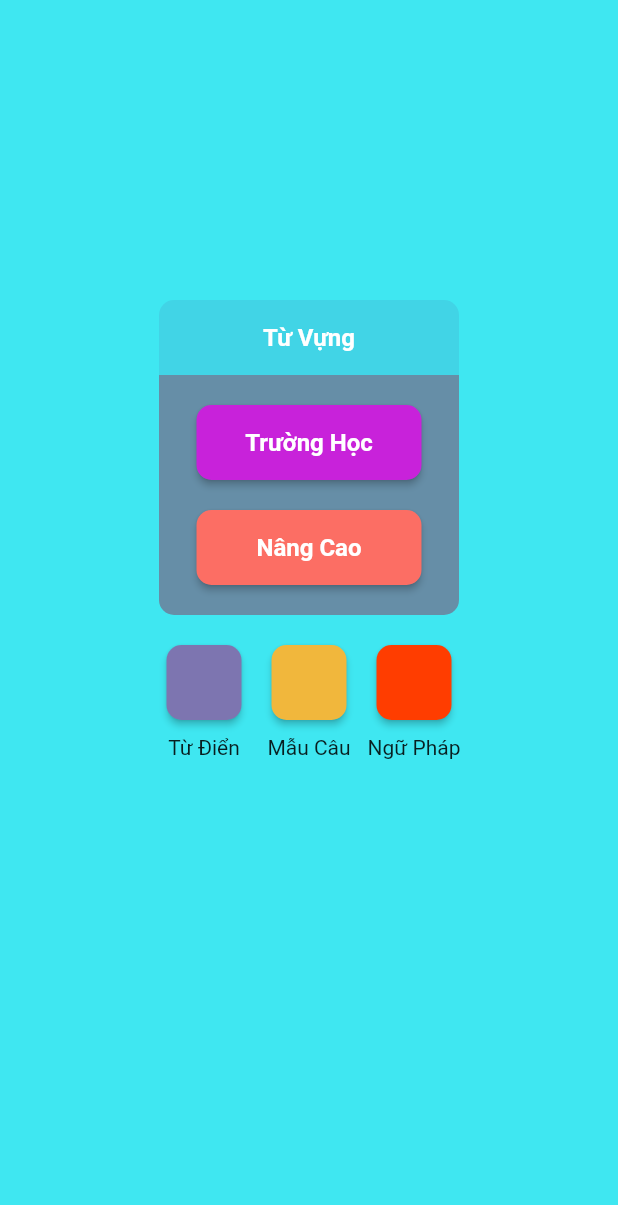
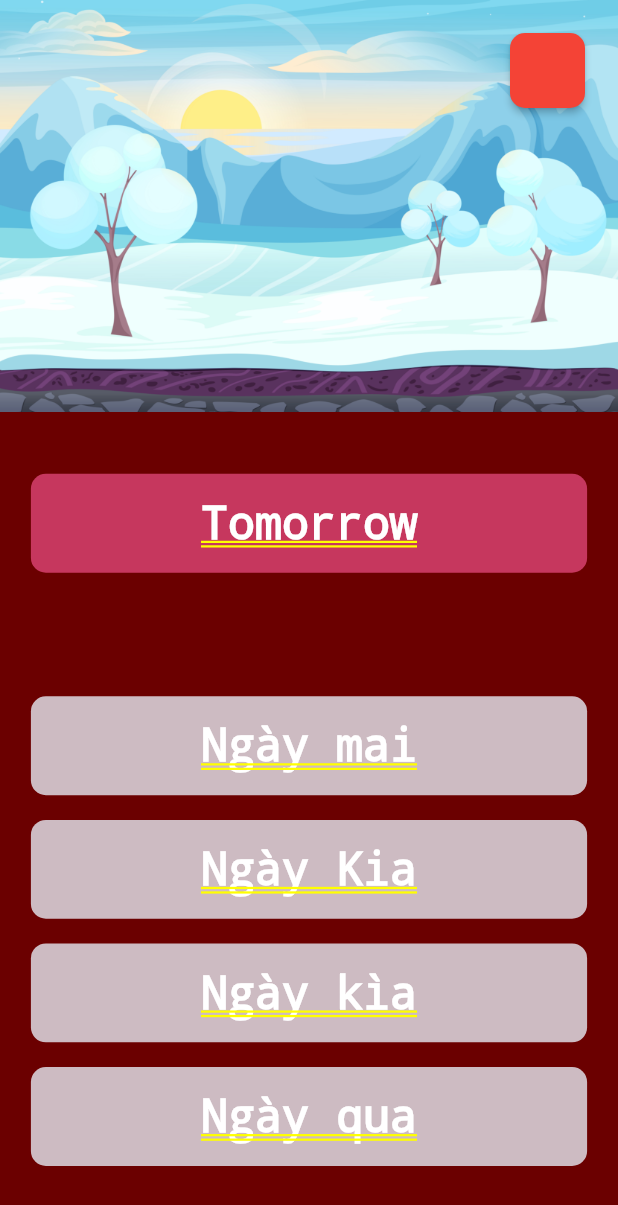
Before and after one commit to truonganhhoang/INT3120-2-2020, a Flutter app: the ManChoi screen opened directly, after a tap on "Chơi Game", on a phone screen of 412 x 824 dp. Shown: the top 1205 px of the screen. Run offline on Flutter 3.47's test engine with Material 2 defaults, Android fonts, the phone set to English and light mode, and no system bars; our stand-ins replace cloud_firestore, firebase_core; accounts and stored records are empty.

Commit message:
Thêm giao diện cũng như tương tác cho vocabulary game

```diff
--- a/21/bucha_app/lib/Man.dart
+++ b/21/bucha_app/lib/Man.dart
@@ -1,5 +1,6 @@
 import 'dart:convert';
 
+import 'package:bucha_app/VocabularyGame.dart';
 import 'package:bucha_app/widgets/options/OptionClass.dart';
 
 import 'package:flutter/material.dart';
@@ -131,7 +132,7 @@ class _ManChoiState extends State<ManChoi> {
                         Navigator.push(
                             context,
                             new MaterialPageRoute(
-                                builder: (context) => HomePage()));
+                                builder: (context) => vocabulary_game()));
                       },
                       child: Text(
                         "Chơi Game",
--- /dev/null
+++ b/21/bucha_app/lib/VocabularyGame.dart
@@ -0,0 +1,194 @@
+import 'package:bucha_app/VocabularyQuestion.dart';
+import 'package:flutter/material.dart';
+import 'constants.dart';
+
+class vocabulary_game extends StatefulWidget {
+  @override
+  _vocabulary_gameState createState() => _vocabulary_gameState();
+}
+
+class _vocabulary_gameState extends State<vocabulary_game> {
+  var counter = 0;
+
+  List qText = [
+    VocabularyQuestion("Tomorow", "aaa", "bbb", "ccc", "ddd", "a"),
+    VocabularyQuestion("Tomorow", "aaa", "bbb", "ccc", "ddd", "a"),
+    VocabularyQuestion("Tomorow", "aaa", "bbb", "ccc", "ddd", "a"),
+    VocabularyQuestion("Tomorow", "aaa", "bbb", "ccc", "ddd", "a"),
+    VocabularyQuestion("Tomorow", "aaa", "bbb", "ccc", "ddd", "a"),
+  ];
+
+  @override
+  Widget build(BuildContext context) {
+    return Container(
+      child: Column(
+        children: [
+          Expanded(
+            flex: 1,
+            child: Stack(
+              alignment: Alignment.topRight,
+              fit: StackFit.expand,
+              children: [
+                Container(
+                  decoration: BoxDecoration(
+                      image: DecorationImage(
+                        image: AssetImage("assets/background.jpg"),
+                        fit: BoxFit.cover,
+                      )),
+                ),
+                Positioned(
+                  top: 2,
+                  right: 2,
+                  child: Container(
+                    width: 50.0,
+                    height: 50.0,
+                    margin: const EdgeInsets.only(top: 20,right: 20),
+                    child: RaisedButton(
+                      onPressed: () {
+                        Navigator.pop(context);
+                      },
+                      shape: new RoundedRectangleBorder(
+                          borderRadius: BorderRadius.circular(10.0)),
+                      color: Colors.red,
+                    ),
+                  ),
+                )
+              ],
+            ),
+          ),
+          Expanded(
+            flex: 2,
+            child: Container(
+              width: height(context),
+              decoration: BoxDecoration(
+                color: Color(0xff6B0000),
+              ),
+              child: Column(
+                children: [
+                  SizedBox(
+                    height: height(context) * 0.05,
+                  ),
+                  Container(
+                    width: width(context) * 0.9,
+                    height: height(context) * 0.08,
+                    decoration: BoxDecoration(
+                        color: Color(0xffC6375E),
+                        borderRadius: BorderRadius.circular(10.0)),
+                    child: Container(
+                      child: Center(
+                        child: Text(
+                          "Tomorrow",
+                          style: TextStyle(
+                            fontSize: 30.0,
+                            fontStyle: FontStyle.normal,
+                            fontWeight: FontWeight.bold,
+                            color: Colors.white,
+                          ),
+                        ),
+                      ),
+                    ),
+                  ),
+                  SizedBox(
+                    height: height(context) * 0.1,
+                  ),
+                  Container(
+                      width: width(context) * 0.9,
+                      height: height(context) * 0.08,
+                      decoration: BoxDecoration(
+                          color: Color(0xffCDBBC2),
+                          borderRadius: BorderRadius.circular(10.0)),
+                      child: Container(
+                        child: Center(
+                          child: Text(
+                            "Ngày mai",
+                            style: TextStyle(
+                              fontSize: 30.0,
+                              fontStyle: FontStyle.normal,
+                              fontWeight: FontWeight.bold,
+                              color: Colors.white,
+                            ),
+                          ),
+                        ),
+                      ),
+                  ),
+                  SizedBox(
+                    height: height(context) * 0.02,
+                  ),
+                  Container(
+                      width: width(context) * 0.9,
+                      height: height(context) * 0.08,
+                      decoration: BoxDecoration(
+                          color: Color(0xffCDBBC2),
+                          borderRadius: BorderRadius.circular(10.0)),
+                      child: Container(
+                        child: Center(
+                          child: Text(
+                            "Ngày Kia",
+                            style: TextStyle(
+                              fontSize: 30.0,
+                              fontStyle: FontStyle.normal,
+                              fontWeight: FontWeight.bold,
+                              color: Colors.white,
+                            ),
+                          ),
+                        ),
+                      ),
+                  ),
+                  SizedBox(
+                    height: height(context) * 0.02,
+                  ),
+                  Container(
+                      width: width(context) * 0.9,
+                      height: height(context) * 0.08,
+                      decoration: BoxDecoration(
+                          color: Color(0xffCDBBC2),
+                          borderRadius: BorderRadius.circular(10.0)),
+                      child: Container(
+                        child: Center(
+                          child: Text(
+                            "Ngày kìa",
+                            style: TextStyle(
+                              fontSize: 30.0,
+                              fontStyle: FontStyle.normal,
+                              fontWeight: FontWeight.bold,
+                              color: Colors.white,
+                            ),
+                          ),
+                        ),
+                      ),
+                  ),
+                  SizedBox(
+                    height: height(context) * 0.02,
+                  ),
+                  Container(
+                      width: width(context) * 0.9,
+                      height: height(context) * 0.08,
+                      decoration: BoxDecoration(
+                          color: Color(0xffCDBBC2),
+                          borderRadius: BorderRadius.circular(10.0)),
+                      child: Container(
+                        child: Center(
+                          child: Text(
+                            "Ngày qua",
+                            style: TextStyle(
+                              fontSize: 30.0,
+                              fontStyle: FontStyle.normal,
+                              fontWeight: FontWeight.bold,
+                              color: Colors.white,
+                            ),
+                          ),
+                        ),
+                      ),
+                  ),
+                  SizedBox(
+                    height: height(context) * 0.02,
+                  ),
+                ],
+              ),
+            ),
+          )
+        ],
+      ),
+    );
+  }
+}
--- /dev/null
+++ b/21/bucha_app/lib/VocabularyQuestion.dart
@@ -0,0 +1,13 @@
+class VocabularyQuestion{
+
+  String question;
+  String answerA;
+  String answerB;
+  String answerC;
+  String answerD;
+
+  String answerCorrect;
+
+
+  VocabularyQuestion(this.question , this.answerA , this.answerB ,this.answerC,this.answerD,this.answerCorrect);
+}
--- /dev/null
+++ b/21/bucha_app/lib/constants.dart
@@ -0,0 +1,4 @@
+import 'package:flutter/widgets.dart';
+
+double height(BuildContext context) => MediaQuery.of(context).size.height;
+double width(BuildContext context) => MediaQuery.of(context).size.width;
--- a/21/bucha_app/lib/main.dart
+++ b/21/bucha_app/lib/main.dart
@@ -1,3 +1,4 @@
+import 'package:bucha_app/VocabularyGame.dart';
 import 'package:bucha_app/widgets/options/OptionAdvance.dart';
 import 'package:firebase_core/firebase_core.dart';
 import 'package:flutter/material.dart';
--- a/21/bucha_app/pubspec.yaml
+++ b/21/bucha_app/pubspec.yaml
@@ -51,6 +51,7 @@ flutter:
   assets:
     - assets/back.png
     - assets/PlayGameButton.png
+    - assets/background.jpg
 
   # An image asset can refer to one or more resolution-specific "variants", see
   # https://flutter.dev/assets-and-images/#resolution-aware.
```
Also changed, not shown: 21/bucha_app/assets/background.jpg (added).
